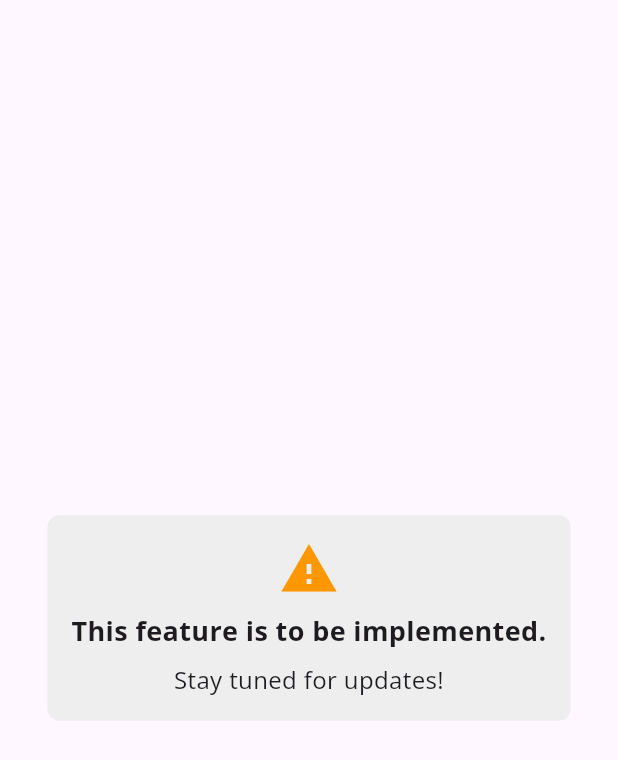
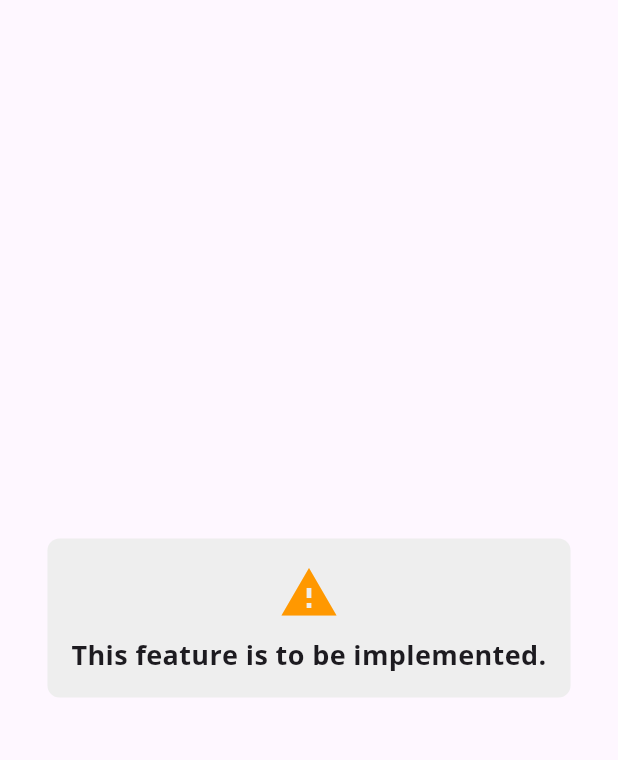
Before and after one commit to BrunaScauri/test-olliefy, a Flutter app: the Map widget shown alone on an empty page, opened directly, on a phone screen of 412 x 824 dp. Shown: the top 760 px of the screen. Run offline on Flutter 3.47's test engine with Material 3 defaults, Android fonts, the phone set to English and light mode, and no system bars; our stand-ins replace flutter_svg, google_fonts.

Commit message:
chore: removes unused code

```diff
--- a/lib/screens/map.dart
+++ b/lib/screens/map.dart
@@ -25,12 +25,6 @@ class Map extends StatelessWidget {
               style: TextStyle(fontSize: 18, fontWeight: FontWeight.bold),
               textAlign: TextAlign.center,
             ),
-            SizedBox(height: 8),
-            Text(
-              'Stay tuned for updates!',
-              style: TextStyle(fontSize: 16),
-              textAlign: TextAlign.center,
-            ),
           ],
         ),
       ),
```
